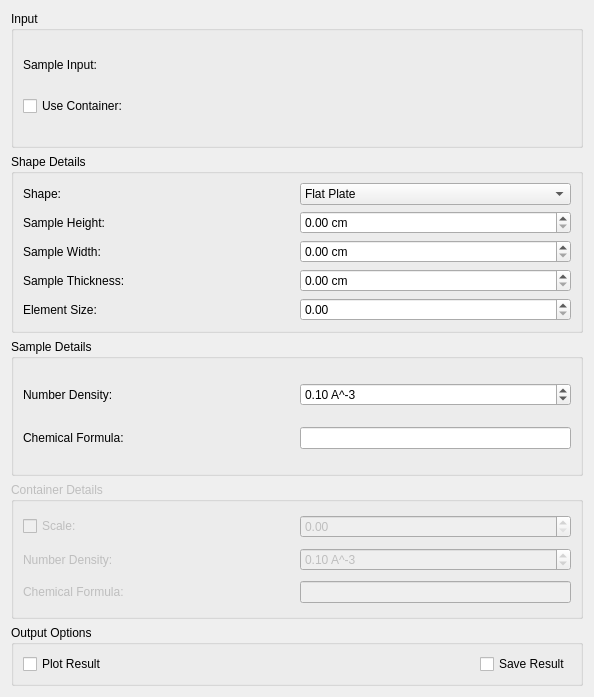
This is Code/Mantid/MantidQt/CustomInterfaces/inc/MantidQtCustomInterfaces/Indirect/AbsorptionCorrections.ui in mantidproject/mantid as Qt 5 draws it before an edit. The edited form follows.
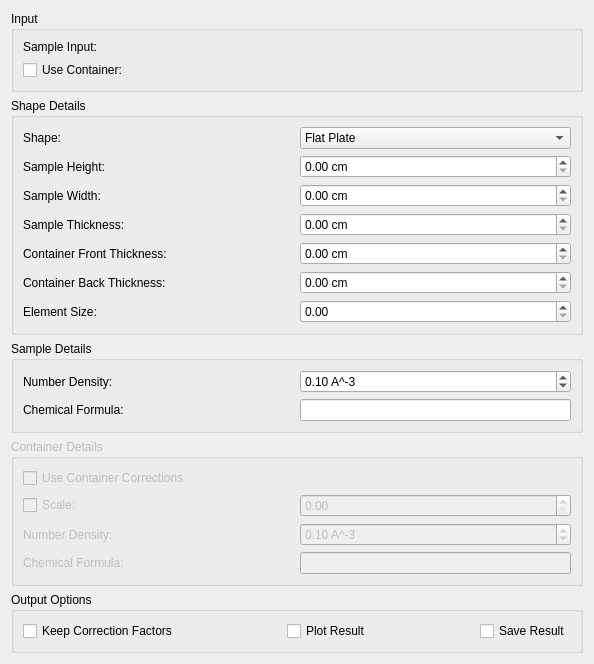
This is the edited form. Custom widgets are drawn as their Qt base class.

Commit message:
Add remaining options for can corrections
Refs #10903

```diff
--- a/Code/Mantid/MantidQt/CustomInterfaces/inc/MantidQtCustomInterfaces/Indirect/AbsorptionCorrections.ui
+++ b/Code/Mantid/MantidQt/CustomInterfaces/inc/MantidQtCustomInterfaces/Indirect/AbsorptionCorrections.ui
@@ -7,7 +7,7 @@
     <x>0</x>
     <y>0</y>
     <width>594</width>
-    <height>697</height>
+    <height>622</height>
    </rect>
   </property>
   <property name="windowTitle">
@@ -170,6 +170,13 @@
            </widget>
           </item>
           <item row="3" column="0">
+           <widget class="QLabel" name="lbFlatCanFrontThickness">
+            <property name="text">
+             <string>Container Front Thickness:</string>
+            </property>
+           </widget>
+          </item>
+          <item row="5" column="0">
            <widget class="QLabel" name="lbFlatElementSize">
             <property name="text">
              <string>Element Size:</string>
@@ -206,13 +213,40 @@
             </property>
            </widget>
           </item>
-          <item row="3" column="1">
+          <item row="5" column="1">
            <widget class="QDoubleSpinBox" name="spFlatElementSize">
             <property name="singleStep">
              <double>0.100000000000000</double>
             </property>
            </widget>
           </item>
+          <item row="4" column="0">
+           <widget class="QLabel" name="lbFlatCanBackThickness">
+            <property name="text">
+             <string>Container Back Thickness:</string>
+            </property>
+           </widget>
+          </item>
+          <item row="3" column="1">
+           <widget class="QDoubleSpinBox" name="spFlatCanFrontThickness">
+            <property name="suffix">
+             <string> cm</string>
+            </property>
+            <property name="singleStep">
+             <double>0.100000000000000</double>
+            </property>
+           </widget>
+          </item>
+          <item row="4" column="1">
+           <widget class="QDoubleSpinBox" name="spFlatCanBackThickness">
+            <property name="suffix">
+             <string> cm</string>
+            </property>
+            <property name="singleStep">
+             <double>0.100000000000000</double>
+            </property>
+           </widget>
+          </item>
          </layout>
         </widget>
         <widget class="QWidget" name="pgAnnulus">
@@ -374,24 +408,24 @@
       <string>Container Details</string>
      </property>
      <layout class="QGridLayout" name="gridLayout_2">
-      <item row="2" column="1">
-       <widget class="QLineEdit" name="leCanChemicalFormula">
-        <property name="sizePolicy">
-         <sizepolicy hsizetype="Minimum" vsizetype="Fixed">
-          <horstretch>0</horstretch>
-          <verstretch>0</verstretch>
-         </sizepolicy>
-        </property>
-       </widget>
-      </item>
-      <item row="2" column="0">
+      <item row="3" column="0">
        <widget class="QLabel" name="lbCanChemicalFormula">
         <property name="text">
          <string>Chemical Formula:</string>
         </property>
        </widget>
       </item>
-      <item row="1" column="1">
+      <item row="3" column="1">
+       <widget class="QLineEdit" name="leCanChemicalFormula">
+        <property name="sizePolicy">
+         <sizepolicy hsizetype="Minimum" vsizetype="Fixed">
+          <horstretch>0</horstretch>
+          <verstretch>0</verstretch>
+         </sizepolicy>
+        </property>
+       </widget>
+      </item>
+      <item row="2" column="1">
        <widget class="QDoubleSpinBox" name="spCanNumberDensity">
         <property name="suffix">
          <string> A^-3</string>
@@ -404,21 +438,21 @@
         </property>
        </widget>
       </item>
-      <item row="1" column="0">
+      <item row="2" column="0">
        <widget class="QLabel" name="lbCanNumberDensity">
         <property name="text">
          <string>Number Density:</string>
         </property>
        </widget>
       </item>
-      <item row="0" column="0">
+      <item row="1" column="0">
        <widget class="QCheckBox" name="ckScaleCan">
         <property name="text">
          <string>Scale:</string>
         </property>
        </widget>
       </item>
-      <item row="0" column="1">
+      <item row="1" column="1">
        <widget class="QDoubleSpinBox" name="spCanScale">
         <property name="enabled">
          <bool>false</bool>
@@ -428,6 +462,13 @@
         </property>
        </widget>
       </item>
+      <item row="0" column="0">
+       <widget class="QCheckBox" name="cbUseContainerCorrections">
+        <property name="text">
+         <string>Use Container Corrections</string>
+        </property>
+       </widget>
+      </item>
      </layout>
     </widget>
    </item>
@@ -443,6 +484,26 @@
       <string>Output Options</string>
      </property>
      <layout class="QHBoxLayout" name="horizontalLayout_2">
+      <item>
+       <widget class="QCheckBox" name="cbKeepFactors">
+        <property name="text">
+         <string>Keep Correction Factors</string>
+        </property>
+       </widget>
+      </item>
+      <item>
+       <spacer name="horizontalSpacer">
+        <property name="orientation">
+         <enum>Qt::Horizontal</enum>
+        </property>
+        <property name="sizeHint" stdset="0">
+         <size>
+          <width>40</width>
+          <height>20</height>
+         </size>
+        </property>
+       </spacer>
+      </item>
       <item>
        <widget class="QCheckBox" name="ckPlot">
         <property name="text">
```
Left out of the diff: 17 changed lines with no effect on the pictures.
